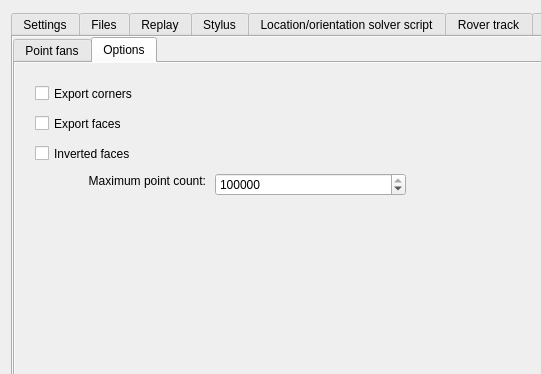
Old version of the form PostProcessing/postprocessingform.ui in the repository GNSS-Stylist/GNSS-Stylus; both pictures show x 0 to 541 and y 0 to 374 of the 830 by 831 pixel window.
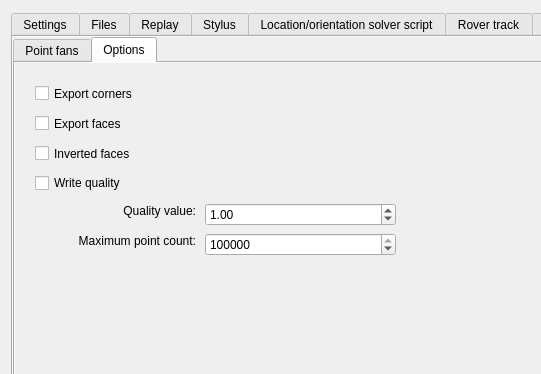
New version of the form. The open tabs and pages were chosen to show the change.

Commit message:
Add quality to point fans
Can be used to "force" poisson surface reconstruction algorithm (in
MeshLab) to interpret fans with smaller number of points (or points
buried among ones with less quality) as planes.

Also makes it possible to use "confidence flag" with poisson surface
reconstruction without the need to manually add quality values to every
fan.

Some refactoring too (replaced params given to function by a class).

```diff
--- a/PostProcessing/postprocessingform.ui
+++ b/PostProcessing/postprocessingform.ui
@@ -5992,8 +5992,8 @@
             <widget class="QSpinBox" name="spinBox_PointFans_Options_MaxPointCount">
              <property name="geometry">
               <rect>
-               <x>200</x>
-               <y>110</y>
+               <x>190</x>
+               <y>170</y>
                <width>191</width>
                <height>23</height>
               </rect>
@@ -6014,8 +6014,8 @@
             <widget class="QLabel" name="label_PointFans_Options_MaxPointCount">
              <property name="geometry">
               <rect>
-               <x>20</x>
-               <y>110</y>
+               <x>10</x>
+               <y>170</y>
                <width>171</width>
                <height>16</height>
               </rect>
@@ -6027,6 +6027,54 @@
               <set>Qt::AlignRight|Qt::AlignTrailing|Qt::AlignVCenter</set>
              </property>
             </widget>
+            <widget class="QCheckBox" name="checkBox_PointFans_Options_WriteQuality">
+             <property name="geometry">
+              <rect>
+               <x>20</x>
+               <y>110</y>
+               <width>151</width>
+               <height>20</height>
+              </rect>
+             </property>
+             <property name="text">
+              <string>Write quality</string>
+             </property>
+            </widget>
+            <widget class="QLabel" name="label_PointFans_Options_QualityValue">
+             <property name="geometry">
+              <rect>
+               <x>30</x>
+               <y>140</y>
+               <width>151</width>
+               <height>16</height>
+              </rect>
+             </property>
+             <property name="text">
+              <string>Quality value:</string>
+             </property>
+             <property name="alignment">
+              <set>Qt::AlignRight|Qt::AlignTrailing|Qt::AlignVCenter</set>
+             </property>
+            </widget>
+            <widget class="QDoubleSpinBox" name="doubleSpinBox_PointFans_Options_QualityValue">
+             <property name="geometry">
+              <rect>
+               <x>190</x>
+               <y>140</y>
+               <width>191</width>
+               <height>23</height>
+              </rect>
+             </property>
+             <property name="maximum">
+              <double>1000000000.000000000000000</double>
+             </property>
+             <property name="singleStep">
+              <double>0.100000000000000</double>
+             </property>
+             <property name="value">
+              <double>1.000000000000000</double>
+             </property>
+            </widget>
            </widget>
           </widget>
          </widget>
```
Left out of the diff: 2 changed lines with no effect on the pictures. The commit also changes 5 other files.
